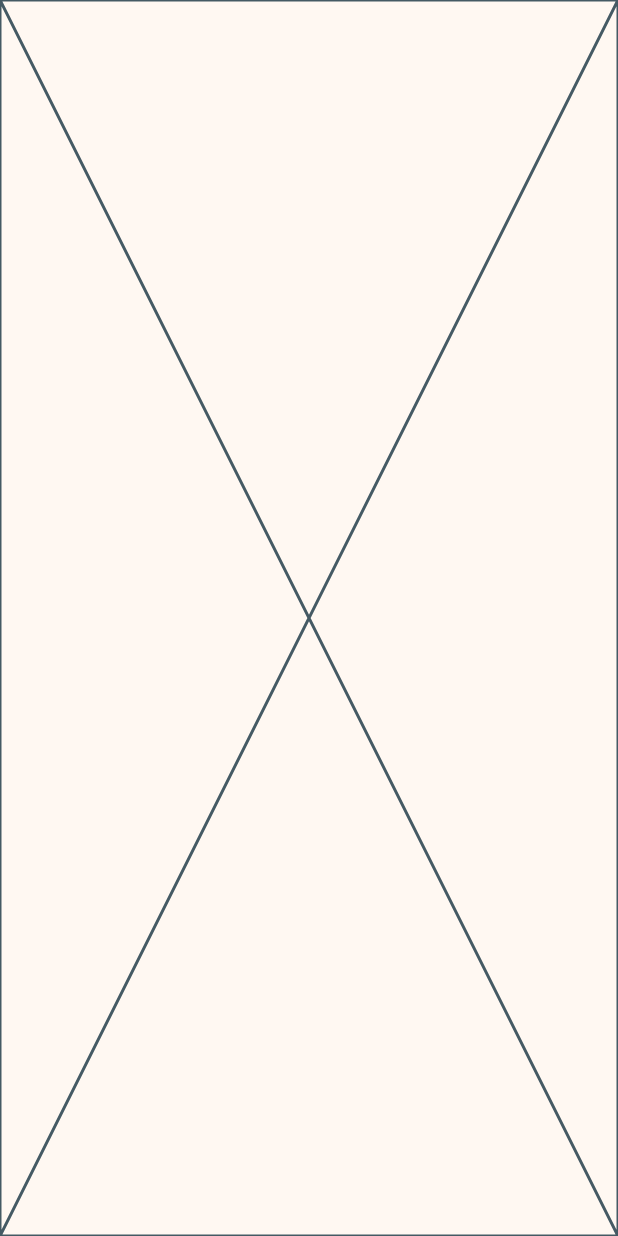
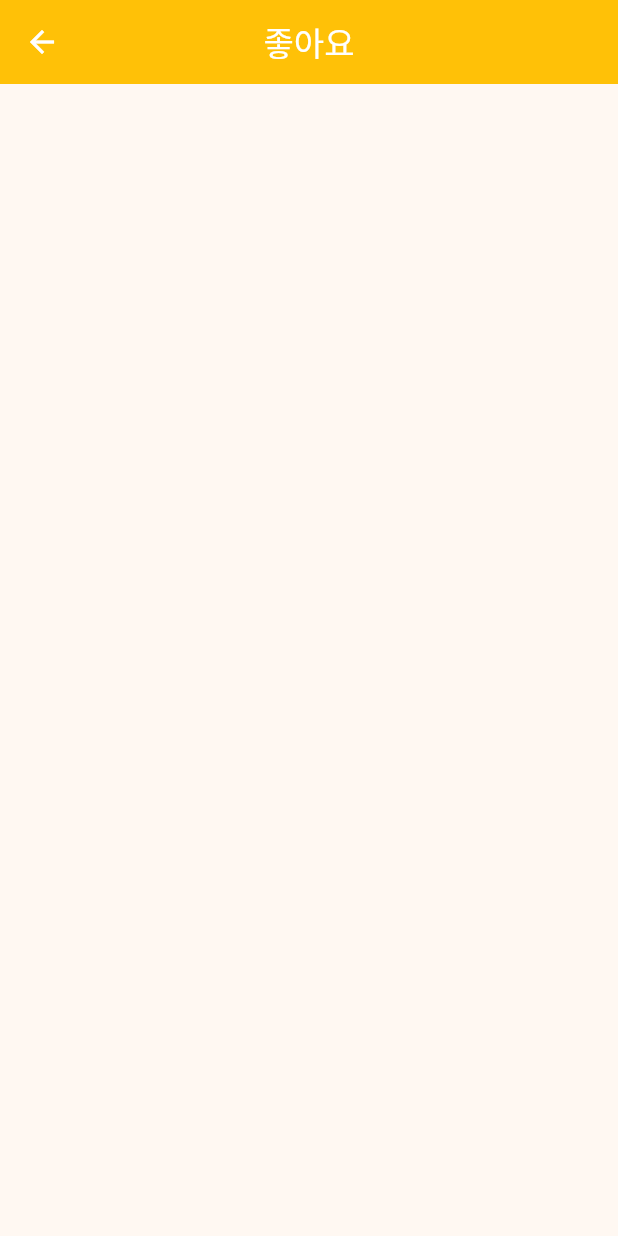
Before and after one commit to owen151128/flutter_study, a Flutter app: the FavoriteView screen opened directly, on a phone screen of 412 x 824 dp. Run offline on Flutter 3.47's test engine with Material 3 defaults, Android fonts, the phone set to English and light mode, and no system bars; our stand-ins replace bloc, dio, equatable, flutter_bloc, flutter_riverpod, freezed_annotation and 4 more; accounts and stored records are empty; generated files the repository leaves out were written again; network calls fail.

Commit message:
feat(favorite): Add random cat favorites feature using bloc

```diff
--- a/random_cat/lib/features/favorite/bloc/favorite_cat_images_state.dart
+++ b/random_cat/lib/features/favorite/bloc/favorite_cat_images_state.dart
@@ -1,21 +1,31 @@
 part of 'favorite_cat_images_bloc.dart';
 
 @immutable
-sealed class FavoriteCatImagesState {}
+sealed class FavoriteCatImagesState {
+  const FavoriteCatImagesState(this.favoriteCatImages);
 
-final class FavoriteCatImagesInitial extends FavoriteCatImagesState {}
+  final List<CatImageInfo> favoriteCatImages;
+}
 
-final class FavoriteCatImagesLoading extends FavoriteCatImagesState {}
+final class FavoriteCatImagesInitial extends FavoriteCatImagesState {
+  const FavoriteCatImagesInitial(super.favoriteCatImages);
+}
+
+final class FavoriteCatImagesLoading extends FavoriteCatImagesState {
+  const FavoriteCatImagesLoading(super.favoriteCatImages);
+}
 
 final class FavoriteCatImagesError extends FavoriteCatImagesState {
-  FavoriteCatImagesError({required this.error, required this.stackTrace});
+  const FavoriteCatImagesError(
+    super.favoriteCatImages,
+    this.error,
+    this.stackTrace,
+  );
 
   final Object error;
   final StackTrace stackTrace;
 }
 
 final class FavoriteCatImagesLoaded extends FavoriteCatImagesState {
-  FavoriteCatImagesLoaded({required this.favoriteCatImages});
-
-  final List<CatImageInfo> favoriteCatImages;
+  const FavoriteCatImagesLoaded(super.favoriteCatImages);
 }
--- a/random_cat/lib/features/favorite/views/favorite_view.dart
+++ b/random_cat/lib/features/favorite/views/favorite_view.dart
@@ -1,61 +1,92 @@
 import 'package:flutter/material.dart';
+import 'package:flutter_bloc/flutter_bloc.dart';
+import 'package:random_cat/features/favorite/bloc/favorite_cat_images_bloc.dart';
+import 'package:random_cat/features/shared/network/models/cat_image_info.dart';
+import 'package:random_cat/features/shared/widgets/common_widgets.dart';
 
 class FavoriteView extends StatelessWidget {
   const FavoriteView({super.key});
 
   @override
   Widget build(BuildContext context) {
-    return Scaffold(body: Placeholder());
-    // return Scaffold(
-    //   appBar: AppBar(
-    //     centerTitle: true,
-    //     foregroundColor: Colors.white,
-    //     title: Text("좋아요"),
-    //     backgroundColor: Colors.amber,
-    //   ),
-    //   body: SafeArea(
-    //     child: GridView.count(
-    //       padding: EdgeInsets.all(8),
-    //       crossAxisCount: 2,
-    //       children: List.generate(
-    //         catImageFavorites.length,
-    //         (i) => InkWell(
-    //           onTap: () {
-    //             if (catImageFavorites.contains(catImageFavorites[i])) {
-    //               catImageFavoritesNotifier.remove(catImageFavorites[i]);
-    //             } else {
-    //               catImageFavoritesNotifier.add(catImageFavorites[i]);
-    //             }
-    //           },
-    //           borderRadius: BorderRadius.circular(10),
-    //           splashColor: Colors.amberAccent,
-    //           child: Padding(
-    //             padding: EdgeInsets.symmetric(vertical: 4, horizontal: 4),
-    //             child: ClipRRect(
-    //               borderRadius: BorderRadius.circular(10),
-    //               child: Stack(
-    //                 children: [
-    //                   Positioned.fill(
-    //                     child: Image.network(
-    //                       catImageFavorites[i].url ?? "",
-    //                       fit: BoxFit.cover,
-    //                     ),
-    //                   ),
-    //                   Positioned(
-    //                     bottom: 10,
-    //                     right: 10,
-    //                     child: catImageFavorites.contains(catImageFavorites[i])
-    //                         ? Icon(Icons.favorite, color: Colors.red)
-    //                         : Icon(Icons.favorite_outline, color: Colors.red),
-    //                   ),
-    //                 ],
-    //               ),
-    //             ),
-    //           ),
-    //         ),
-    //       ),
-    //     ),
-    //   ),
-    // );
+    return Scaffold(
+      appBar: AppBar(
+        centerTitle: true,
+        foregroundColor: Colors.white,
+        title: Text("좋아요"),
+        backgroundColor: Colors.amber,
+      ),
+      body: SafeArea(
+        child: BlocConsumer<FavoriteCatImagesBloc, FavoriteCatImagesState>(
+          builder: (context, state) {
+            switch (state) {
+              case FavoriteCatImagesLoaded():
+                return gridWidget(context, state.favoriteCatImages);
+              case FavoriteCatImagesError():
+                return CommonWidgets.retryWidget(
+                  context,
+                  () => context.read<FavoriteCatImagesBloc>().add(
+                    FavoriteCatImagesLoad(),
+                  ),
+                );
+              default:
+                return CommonWidgets.loadingWidget(context);
+            }
+          },
+          listener: (context, state) {
+            if (state is FavoriteCatImagesError) {
+              CommonWidgets.showErrorDialog(
+                context,
+                state.error,
+                state.stackTrace,
+              );
+            }
+          },
+        ),
+      ),
+    );
+  }
+
+  Widget gridWidget(
+    BuildContext context,
+    List<CatImageInfo> favoriteCatImages,
+  ) {
+    return GridView.count(
+      padding: EdgeInsets.all(8),
+      crossAxisCount: 2,
+      children: List.generate(
+        favoriteCatImages.length,
+        (i) => InkWell(
+          onTap: () {
+            context.read<FavoriteCatImagesBloc>().add(
+              FavoriteCatImagesRemove(catImageInfo: favoriteCatImages[i]),
+            );
+          },
+          borderRadius: BorderRadius.circular(10),
+          splashColor: Colors.amberAccent,
+          child: Padding(
+            padding: EdgeInsets.symmetric(vertical: 4, horizontal: 4),
+            child: ClipRRect(
+              borderRadius: BorderRadius.circular(10),
+              child: Stack(
+                children: [
+                  Positioned.fill(
+                    child: Image.network(
+                      favoriteCatImages[i].url ?? "",
+                      fit: BoxFit.cover,
+                    ),
+                  ),
+                  Positioned(
+                    bottom: 10,
+                    right: 10,
+                    child: Icon(Icons.favorite, color: Colors.red),
+                  ),
+                ],
+              ),
+            ),
+          ),
+        ),
+      ),
+    );
   }
 }
--- a/random_cat/lib/features/shared/network/models/cat_image_info.dart
+++ b/random_cat/lib/features/shared/network/models/cat_image_info.dart
@@ -1,3 +1,4 @@
+import 'package:equatable/equatable.dart';
 import 'package:freezed_annotation/freezed_annotation.dart';
 
 part 'cat_image_info.freezed.dart';
@@ -5,7 +6,7 @@ part 'cat_image_info.g.dart';
 
 @JsonSerializable()
 @freezed
-class CatImageInfo with _$CatImageInfo {
+class CatImageInfo extends Equatable with _$CatImageInfo {
   CatImageInfo({this.id, this.url, this.width, this.height});
 
   factory CatImageInfo.fromJson(Map<String, dynamic> json) =>
@@ -17,4 +18,7 @@ class CatImageInfo with _$CatImageInfo {
   final int? height;
 
   Map<String, dynamic> toJson() => _$CatImageInfoToJson(this);
+
+  @override
+  List<Object?> get props => [id, url, width, height];
 }
--- /dev/null
+++ b/random_cat/lib/features/shared/widgets/common_widgets.dart
@@ -0,0 +1,54 @@
+import 'package:flutter/material.dart';
+
+class CommonWidgets {
+  static Widget loadingWidget(BuildContext context) => Center(
+    child: Column(
+      mainAxisAlignment: MainAxisAlignment.center,
+      children: [
+        SizedBox(
+          width: MediaQuery.of(context).size.height * 0.07,
+          height: MediaQuery.of(context).size.height * 0.07,
+          child: CircularProgressIndicator(color: Colors.amberAccent),
+        ),
+        SizedBox(height: 20),
+        Text(
+          "로딩중...",
+          style: TextStyle(fontWeight: FontWeight.bold, fontSize: 32),
+        ),
+      ],
+    ),
+  );
+
+  static Widget retryWidget(BuildContext context, void Function() onPressed) =>
+      Center(
+        child: TextButton(
+          onPressed: () => onPressed(),
+          child: Text("재시도", style: TextStyle(fontSize: 32)),
+        ),
+      );
+
+  static void showErrorDialog(
+    BuildContext context,
+    Object error,
+    StackTrace stackTrace,
+  ) {
+    showDialog(
+      context: context,
+      builder: (context) => AlertDialog(
+        title: Text("오류"),
+        content: SingleChildScrollView(
+          scrollDirection: Axis.vertical,
+          child: Text("$error\n$stackTrace"),
+        ),
+        actions: [
+          TextButton(
+            onPressed: () {
+              Navigator.pop(context);
+            },
+            child: Text("확인"),
+          ),
+        ],
+      ),
+    );
+  }
+}
```
Also changed, not shown: random_cat/lib/features/favorite/bloc/favorite_cat_images_bloc.dart (+12 -23 lines), random_cat/lib/features/favorite/views/favorite_page.dart (deleted, +0 -10 lines), random_cat/lib/features/home/views/home_page.dart (deleted, +0 -19 lines), random_cat/lib/features/home/views/home_view.dart (+17 -56 lines), random_cat/lib/random_cat_app.dart (+13 -7 lines), random_cat/lib/features/shared/network/cat_rest_client.g.dart, random_cat/lib/features/shared/network/models/cat_image_info.freezed.dart.
